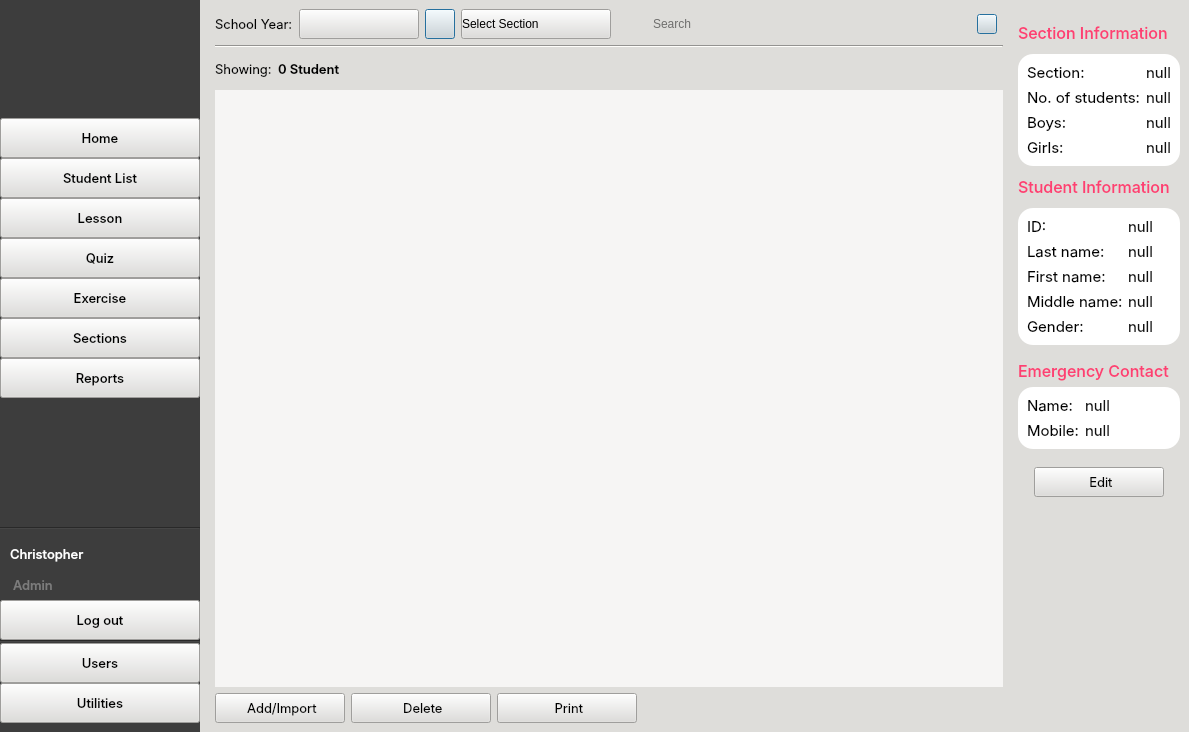
Qt form CAI_PyQt/CAI_Admin/UI/FormHome.ui (CPG19040/CPG19040) before a commit.
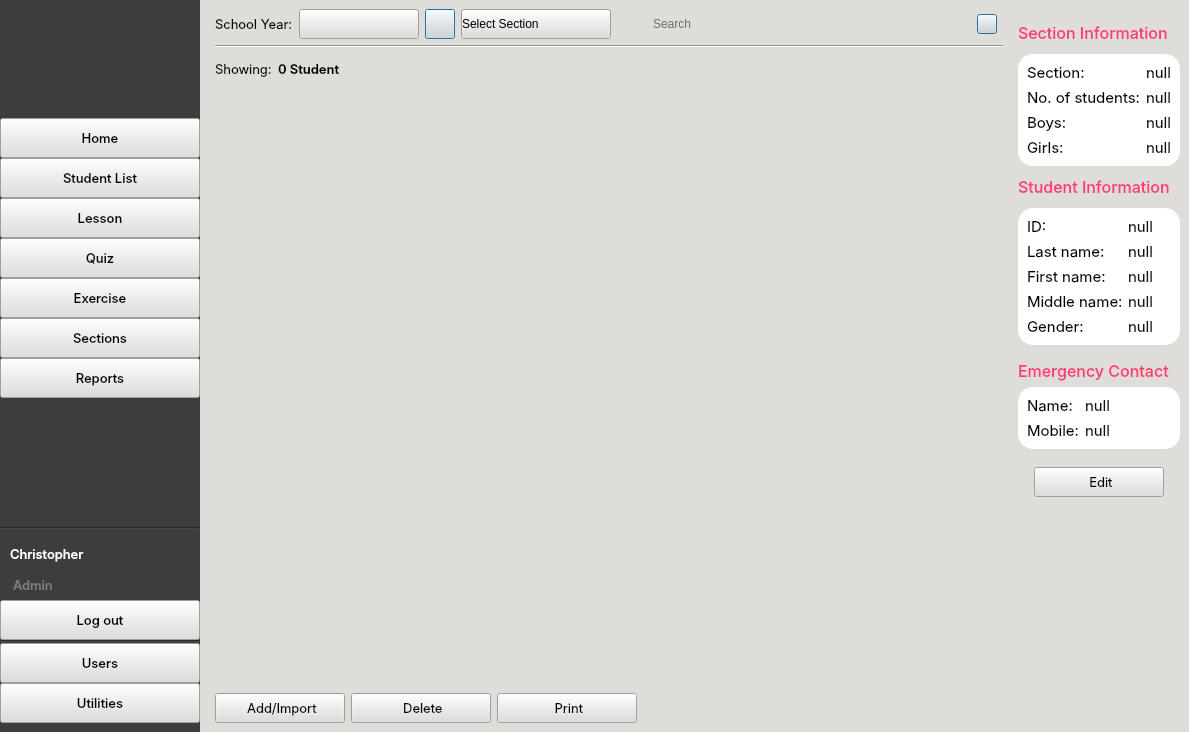
The same form after that commit. The open tabs and pages were chosen to show the change. Icons and pictures are not drawn.

What changed in the file:
```diff
--- a/CAI_PyQt/CAI_Admin/UI/FormHome.ui
+++ b/CAI_PyQt/CAI_Admin/UI/FormHome.ui
@@ -2914,7 +2914,7 @@
               <bool>true</bool>
              </property>
              <property name="styleSheet">
-              <string notr="true">background-color: rgb(246, 245, 244);</string>
+              <string notr="true">background-color: transparent;</string>
              </property>
              <property name="frameShape">
               <enum>QFrame::StyledPanel</enum>
```
